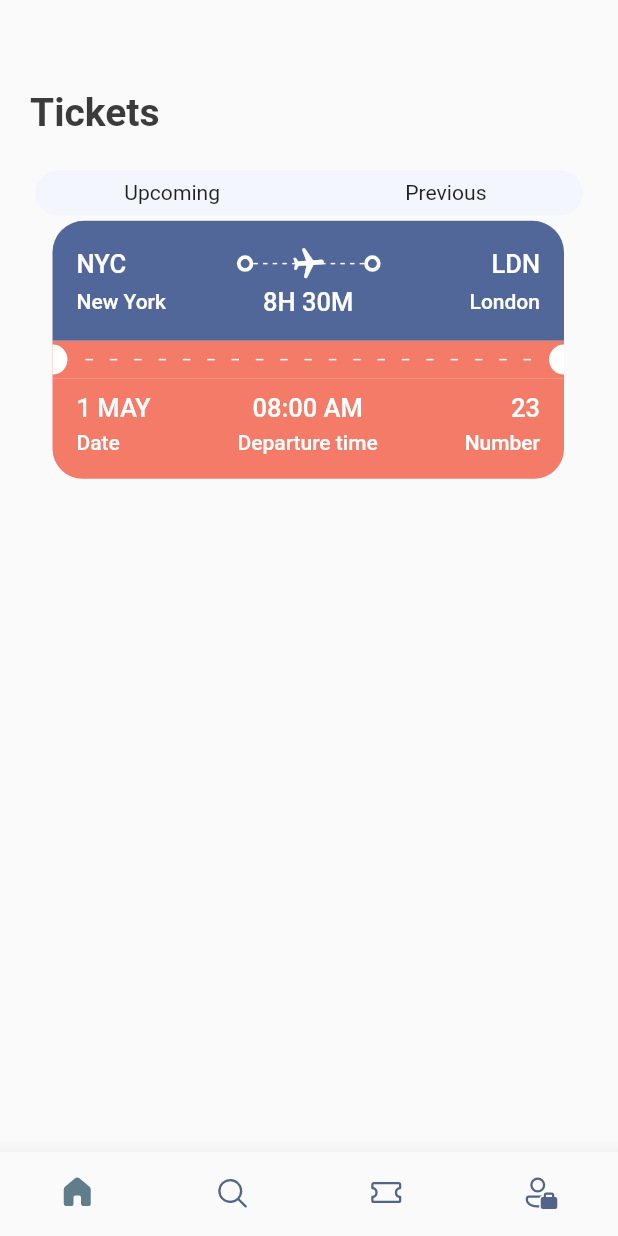
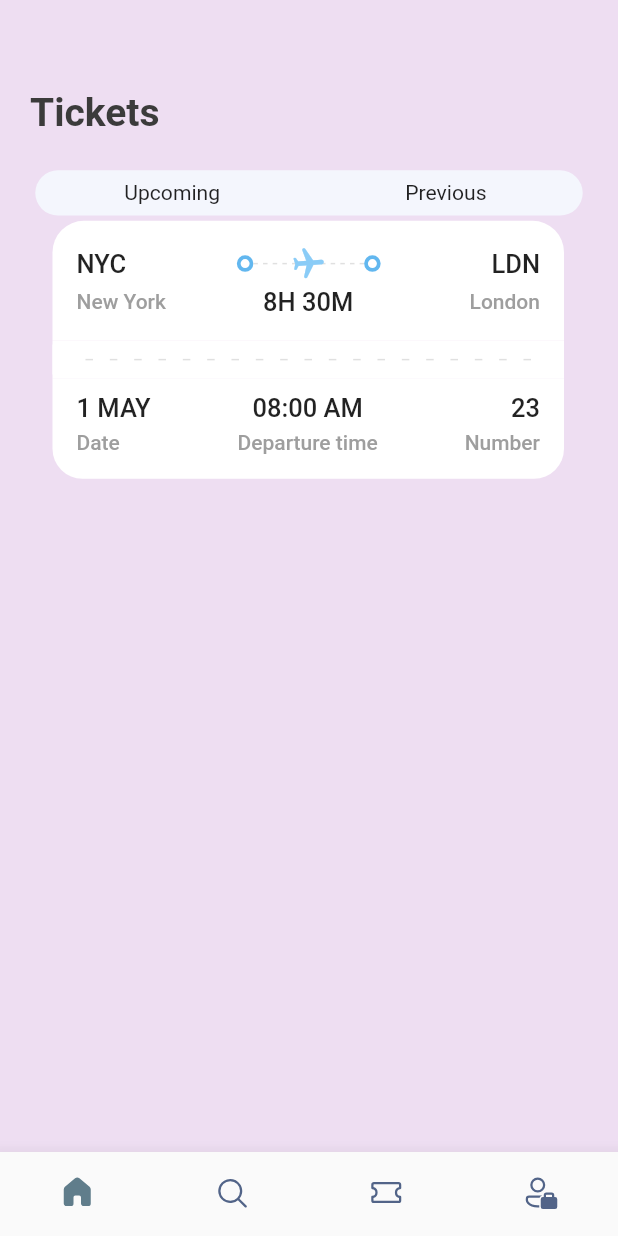
Before and after one commit to Destroier1945/Booking, a Flutter app: the screen it shows after launch, item 3 of the bottom bar chosen, on a phone screen of 412 x 824 dp. Run offline on Flutter 3.47's test engine with Material 2 defaults, Android fonts, the phone set to English and light mode, and no system bars; our stand-ins replace fluentui_icons, gap, get.

Commit message:
Create custom ticket in the ticket page

```diff
--- a/lib/screens/ticket_screen.dart
+++ b/lib/screens/ticket_screen.dart
@@ -13,6 +13,7 @@ class TicketScreen extends StatelessWidget {
   Widget build(BuildContext context) {
     final size = AppLayout.getSize(context);
     return Scaffold(
+      backgroundColor: Styles.bgColor,
       body: Stack(
         children: [
           ListView(
@@ -29,7 +30,10 @@ class TicketScreen extends StatelessWidget {
               const AppTicketTabs(firstTab: 'Upcoming', secondTab: 'Previous'),
               Container(
                 padding: EdgeInsets.only(left: AppLayout.getHeight(15)),
-                child: TicketView(ticket: ticketList[0]),
+                child: TicketView(
+                  ticket: ticketList[0],
+                  isColor: true,
+                ),
               )
             ],
           )
--- a/lib/utils/app_styles.dart
+++ b/lib/utils/app_styles.dart
@@ -14,8 +14,8 @@ class Styles {
       TextStyle(fontSize: 26, color: textColor, fontWeight: FontWeight.bold);
   static TextStyle headLineStyle2 =
       TextStyle(fontSize: 21, color: textColor, fontWeight: FontWeight.bold);
-  static TextStyle headLineStyle3 = TextStyle(
-      fontSize: 17, color: Colors.grey.shade500, fontWeight: FontWeight.w500);
+  static TextStyle headLineStyle3 =
+      TextStyle(fontSize: 17, fontWeight: FontWeight.w500);
   static TextStyle headLineStyle4 = TextStyle(
       fontSize: 14, color: Colors.grey.shade500, fontWeight: FontWeight.w500);
 }
--- a/lib/widgets/thick_container.dart
+++ b/lib/widgets/thick_container.dart
@@ -1,7 +1,8 @@
 import 'package:flutter/material.dart';
 
 class ThickContainer extends StatelessWidget {
-  const ThickContainer({Key? key}) : super(key: key);
+  final bool? isColor;
+  const ThickContainer({Key? key, this.isColor}) : super(key: key);
 
   @override
   Widget build(BuildContext context) {
@@ -9,7 +10,11 @@ class ThickContainer extends StatelessWidget {
       padding: const EdgeInsets.all(3.0),
       decoration: BoxDecoration(
         borderRadius: BorderRadius.circular(20),
-        border:  Border.all(width: 2.5, color: Colors.white),
+        border: Border.all(
+            width: 2.5,
+            color: isColor == null
+                ? Colors.white
+                : Color.fromARGB(255, 98, 183, 239)),
       ),
     );
   }
```
